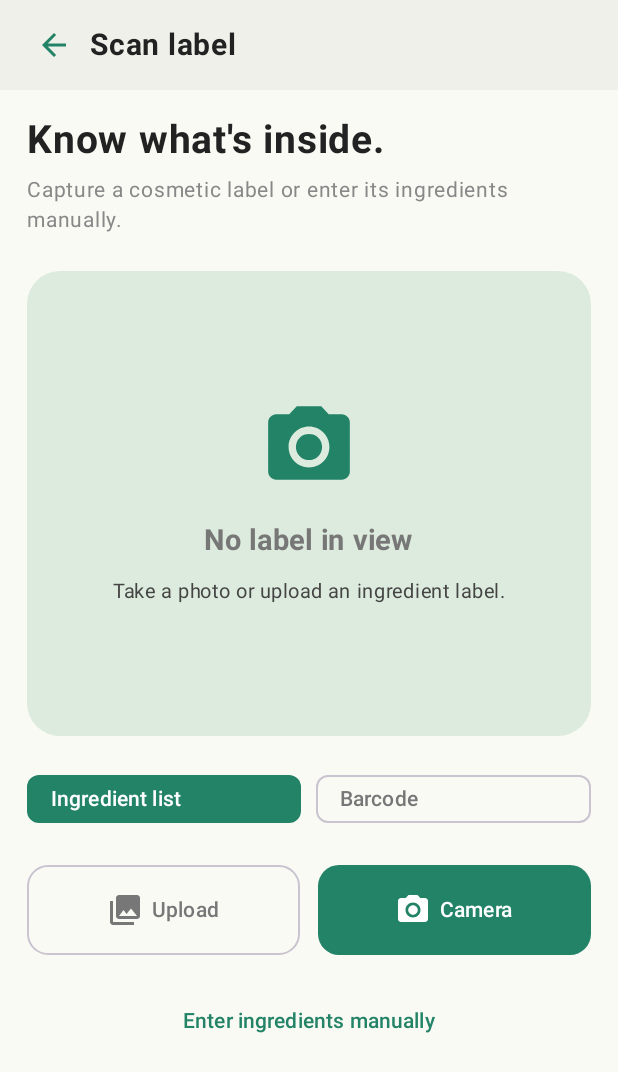
After one commit to 240103139-ui/SkinCareApp, an Android app built with Jetpack Compose: the ScannerScreen screen opened through its navigation route, on a phone screen of 412 x 824 dp. The commit adds this screen. Shown: the top 1072 px of the screen. Run offline under Robolectric (Android 15) with nearby library versions, the phone set to English and light mode, and no system bars.

Commit message:
Implement Scanner Screen with camera and gallery

```diff
--- a/app/src/main/java/com/example/skincareapp/navigation/AppNavigation.kt
+++ b/app/src/main/java/com/example/skincareapp/navigation/AppNavigation.kt
@@ -17,6 +17,7 @@ import com.example.skincareapp.viewmodel.SkinProfileViewModel
 import com.example.skincareapp.view.SkinProfileScreen
 import com.example.skincareapp.view.IngredientDetailsScreen
 import com.example.skincareapp.viewmodel.ProductViewModel
+import com.example.skincareapp.view.ScannerScreen
 
 @Composable
 fun AppNavigation() {
@@ -31,7 +32,13 @@ fun AppNavigation() {
         navController = navController,
         startDestination = "home"
     ) {
-
+        composable("scanner") {
+            ScannerScreen(
+                onBack = {
+                    navController.popBackStack()
+                }
+            )
+        }
         composable("home") {
             HomeScreen(
                 onProductsClick = {
@@ -39,6 +46,9 @@ fun AppNavigation() {
                 },
                 onProfileClick = {
                     navController.navigate("skin_profile")
+                },
+                onScanClick = {
+                    navController.navigate("scanner")
                 }
             )
         }
--- a/app/src/main/java/com/example/skincareapp/view/HomeScreen.kt
+++ b/app/src/main/java/com/example/skincareapp/view/HomeScreen.kt
@@ -33,7 +33,8 @@ private val TextGray = Color(0xFF777777)
 @Composable
 fun HomeScreen(
     onProductsClick: () -> Unit = {},
-    onProfileClick: () -> Unit = {}
+    onProfileClick: () -> Unit = {},
+    onScanClick: () -> Unit = {}
 ) {
     Scaffold(
         containerColor = Cream,
@@ -56,6 +57,7 @@ fun HomeScreen(
                             when (title) {
                                 "Products" -> onProductsClick()
                                 "Profile" -> onProfileClick()
+                                "Scan" -> onScanClick()
                             }
                         },
 
--- /dev/null
+++ b/app/src/main/java/com/example/skincareapp/view/ScannerScreen.kt
@@ -0,0 +1,355 @@
+
+package com.example.skincareapp.view
+
+import android.graphics.Bitmap
+import android.net.Uri
+import android.widget.ImageView
+import androidx.activity.compose.rememberLauncherForActivityResult
+import androidx.activity.result.contract.ActivityResultContracts
+import androidx.compose.foundation.Image
+import androidx.compose.foundation.layout.*
+import androidx.compose.foundation.rememberScrollState
+import androidx.compose.foundation.verticalScroll
+import androidx.compose.foundation.shape.RoundedCornerShape
+import androidx.compose.material.icons.Icons
+import androidx.compose.material.icons.filled.ArrowBack
+import androidx.compose.material.icons.filled.CameraAlt
+import androidx.compose.material.icons.filled.CheckCircle
+import androidx.compose.material.icons.filled.PhotoLibrary
+import androidx.compose.material3.*
+import androidx.compose.runtime.*
+import androidx.compose.ui.Alignment
+import androidx.compose.ui.Modifier
+import androidx.compose.ui.graphics.Color
+import androidx.compose.ui.graphics.asImageBitmap
+import androidx.compose.ui.layout.ContentScale
+import androidx.compose.ui.text.font.FontWeight
+import androidx.compose.ui.text.style.TextAlign
+import androidx.compose.ui.unit.dp
+import androidx.compose.ui.unit.sp
+import androidx.compose.ui.viewinterop.AndroidView
+
+private val Green = Color(0xFF238367)
+private val Cream = Color(0xFFFAFAF5)
+private val LightGreen = Color(0xFFDCEBDD)
+
+@Composable
+fun ScannerScreen(
+    onBack: () -> Unit
+) {
+    var scanMode by remember { mutableStateOf("Ingredient list") }
+    var photoUri by remember { mutableStateOf<Uri?>(null) }
+    var cameraPhoto by remember { mutableStateOf<Bitmap?>(null) }
+    var manualText by remember { mutableStateOf("") }
+    var showManualInput by remember { mutableStateOf(false) }
+    var ingredients by remember {
+        mutableStateOf<List<String>>(emptyList())
+    }
+
+    val galleryLauncher = rememberLauncherForActivityResult(
+        ActivityResultContracts.GetContent()
+    ) { uri ->
+        if (uri != null) {
+            photoUri = uri
+            cameraPhoto = null
+        }
+    }
+
+    val cameraLauncher = rememberLauncherForActivityResult(
+        ActivityResultContracts.TakePicturePreview()
+    ) { bitmap ->
+        if (bitmap != null) {
+            cameraPhoto = bitmap
+            photoUri = null
+        }
+    }
+
+    Scaffold(
+        containerColor = Cream,
+        topBar = {
+            Surface(color = Color(0xFFF0F0EA)) {
+                Row(
+                    modifier = Modifier
+                        .fillMaxWidth()
+                        .statusBarsPadding()
+                        .height(60.dp)
+                        .padding(horizontal = 12.dp),
+                    verticalAlignment = Alignment.CenterVertically
+                ) {
+                    IconButton(onClick = onBack) {
+                        Icon(
+                            Icons.Default.ArrowBack,
+                            contentDescription = "Back",
+                            tint = Green
+                        )
+                    }
+
+                    Text(
+                        "Scan label",
+                        fontSize = 20.sp,
+                        fontWeight = FontWeight.Bold
+                    )
+                }
+            }
+        }
+    ) { padding ->
+
+        Column(
+            modifier = Modifier
+                .fillMaxSize()
+                .padding(padding)
+                .verticalScroll(rememberScrollState())
+                .padding(18.dp)
+        ) {
+
+            Text(
+                "Know what's inside.",
+                fontSize = 26.sp,
+                fontWeight = FontWeight.Bold
+            )
+
+            Spacer(Modifier.height(8.dp))
+
+            Text(
+                "Capture a cosmetic label or enter its " +
+                        "ingredients manually.",
+                color = Color.Gray,
+                fontSize = 14.sp,
+                lineHeight = 20.sp
+            )
+
+            Spacer(Modifier.height(24.dp))
+
+            Card(
+                modifier = Modifier
+                    .fillMaxWidth()
+                    .height(310.dp),
+                shape = RoundedCornerShape(22.dp),
+                colors = CardDefaults.cardColors(
+                    containerColor = LightGreen
+                )
+            ) {
+                Box(
+                    modifier = Modifier
+                        .fillMaxSize()
+                        .padding(16.dp),
+                    contentAlignment = Alignment.Center
+                ) {
+                    when {
+                        cameraPhoto != null -> {
+                            Image(
+                                bitmap = cameraPhoto!!.asImageBitmap(),
+                                contentDescription = "Camera photo",
+                                contentScale = ContentScale.Fit,
+                                modifier = Modifier.fillMaxSize()
+                            )
+                        }
+
+                        photoUri != null -> {
+                            AndroidView(
+                                factory = { context ->
+                                    ImageView(context).apply {
+                                        scaleType =
+                                            ImageView.ScaleType.FIT_CENTER
+                                    }
+                                },
+                                update = { imageView ->
+                                    imageView.setImageURI(photoUri)
+                                },
+                                modifier = Modifier.fillMaxSize()
+                            )
+                        }
+
+                        else -> {
+                            Column(
+                                horizontalAlignment =
+                                    Alignment.CenterHorizontally
+                            ) {
+                                Icon(
+                                    Icons.Default.CameraAlt,
+                                    contentDescription = null,
+                                    modifier = Modifier.size(65.dp),
+                                    tint = Green
+                                )
+
+                                Spacer(Modifier.height(18.dp))
+
+                                Text(
+                                    "No label in view",
+                                    fontSize = 19.sp,
+                                    fontWeight = FontWeight.Bold
+                                )
+
+                                Spacer(Modifier.height(10.dp))
+
+                                Text(
+                                    "Take a photo or upload " +
+                                            "an ingredient label.",
+                                    fontSize = 13.sp,
+                                    color = Color.DarkGray,
+                                    textAlign = TextAlign.Center
+                                )
+                            }
+                        }
+                    }
+                }
+            }
+
+            Spacer(Modifier.height(18.dp))
+
+            Row(
+                horizontalArrangement = Arrangement.spacedBy(10.dp),
+                modifier = Modifier.fillMaxWidth()
+            ) {
+                listOf("Ingredient list", "Barcode").forEach { mode ->
+                    FilterChip(
+                        selected = scanMode == mode,
+                        onClick = { scanMode = mode },
+                        label = { Text(mode) },
+                        modifier = Modifier.weight(1f),
+                        colors = FilterChipDefaults.filterChipColors(
+                            selectedContainerColor = Green,
+                            selectedLabelColor = Color.White
+                        )
+                    )
+                }
+            }
+
+            if (scanMode == "Barcode") {
+                Text(
+                    "Barcode recognition is not available yet.",
+                    color = Color.Gray,
+                    fontSize = 12.sp
+                )
+            }
+
+            Spacer(Modifier.height(20.dp))
+
+            Row(
+                horizontalArrangement = Arrangement.spacedBy(12.dp),
+                modifier = Modifier.fillMaxWidth()
+            ) {
+                OutlinedButton(
+                    onClick = {
+                        galleryLauncher.launch("image/*")
+                    },
+                    modifier = Modifier
+                        .weight(1f)
+                        .height(60.dp),
+                    shape = RoundedCornerShape(14.dp)
+                ) {
+                    Icon(
+                        Icons.Default.PhotoLibrary,
+                        contentDescription = null
+                    )
+                    Spacer(Modifier.width(6.dp))
+                    Text("Upload")
+                }
+
+                Button(
+                    onClick = {
+                        cameraLauncher.launch(null)
+                    },
+                    modifier = Modifier
+                        .weight(1f)
+                        .height(60.dp),
+                    colors = ButtonDefaults.buttonColors(
+                        containerColor = Green
+                    ),
+                    shape = RoundedCornerShape(14.dp)
+                ) {
+                    Icon(
+                        Icons.Default.CameraAlt,
+                        contentDescription = null
+                    )
+                    Spacer(Modifier.width(6.dp))
+                    Text("Camera")
+                }
+            }
+
+            Spacer(Modifier.height(20.dp))
+
+            TextButton(
+                onClick = {
+                    showManualInput = !showManualInput
+                },
+                modifier = Modifier.fillMaxWidth()
+            ) {
+                Text(
+                    "Enter ingredients manually",
+                    color = Green,
+                    fontWeight = FontWeight.SemiBold
+                )
+            }
+
+            if (showManualInput) {
+                Spacer(Modifier.height(12.dp))
+
+                OutlinedTextField(
+                    value = manualText,
+                    onValueChange = {
+                        manualText = it
+                        ingredients = emptyList()
+                    },
+                    label = { Text("Ingredients") },
+                    placeholder = {
+                        Text("Water, Glycerin, Linalool")
+                    },
+                    modifier = Modifier
+                        .fillMaxWidth()
+                        .height(150.dp),
+                    shape = RoundedCornerShape(14.dp)
+                )
+
+                Spacer(Modifier.height(12.dp))
+
+                Button(
+                    onClick = {
+                        ingredients = manualText
+                            .split(",", "\n")
+                            .map { it.trim() }
+                            .filter { it.isNotEmpty() }
+                    },
+                    enabled = manualText.isNotBlank(),
+                    modifier = Modifier.fillMaxWidth(),
+                    colors = ButtonDefaults.buttonColors(
+                        containerColor = Green
+                    )
+                ) {
+                    Text("Review ingredients")
+                }
+            }
+
+            if (ingredients.isNotEmpty()) {
+                Spacer(Modifier.height(20.dp))
+
+                Row(verticalAlignment = Alignment.CenterVertically) {
+                    Icon(
+                        Icons.Default.CheckCircle,
+                        contentDescription = null,
+                        tint = Green
+                    )
+
+                    Spacer(Modifier.width(8.dp))
+
+                    Text(
+                        "${ingredients.size} ingredients entered",
+                        fontWeight = FontWeight.Bold
+                    )
+                }
+
+                Spacer(Modifier.height(12.dp))
+
+                ingredients.forEach { ingredient ->
+                    Text(
+                        "• $ingredient",
+                        modifier = Modifier.padding(vertical = 4.dp),
+                        fontSize = 14.sp
+                    )
+                }
+            }
+
+            Spacer(Modifier.height(24.dp))
+        }
+    }
+}
```
